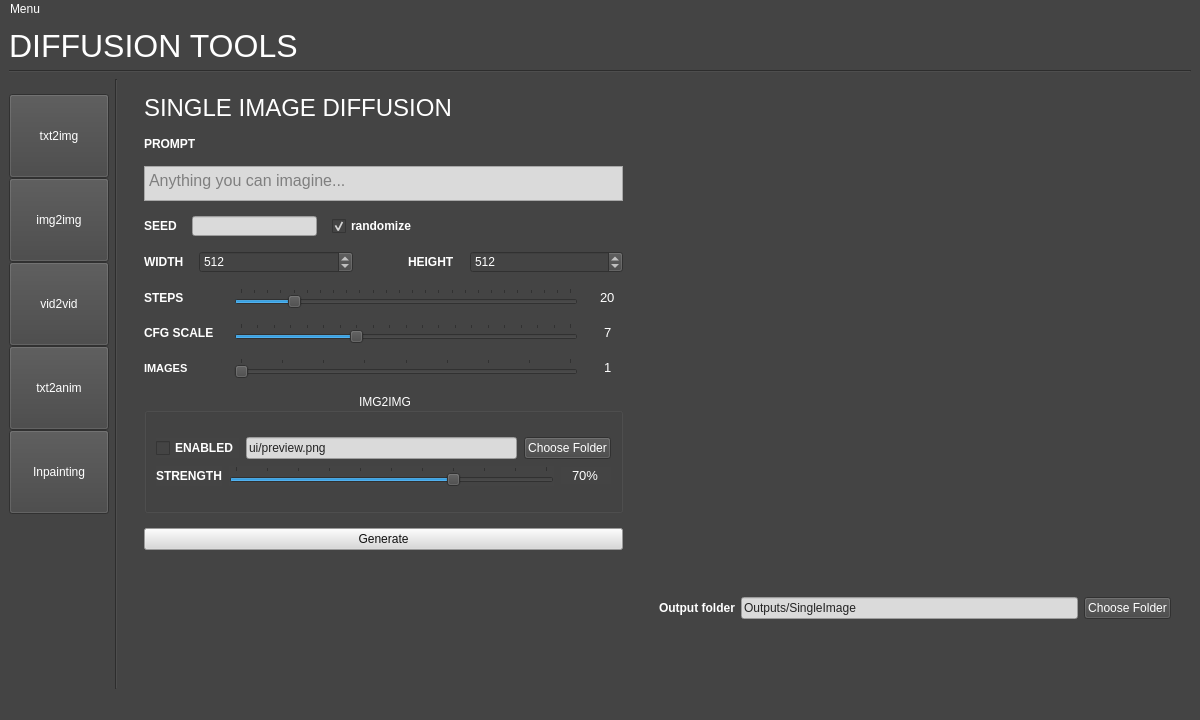
The window that ui/main.ui (TwoDukes/Diffusion-Tools) describes before a commit, drawn with Qt 5.
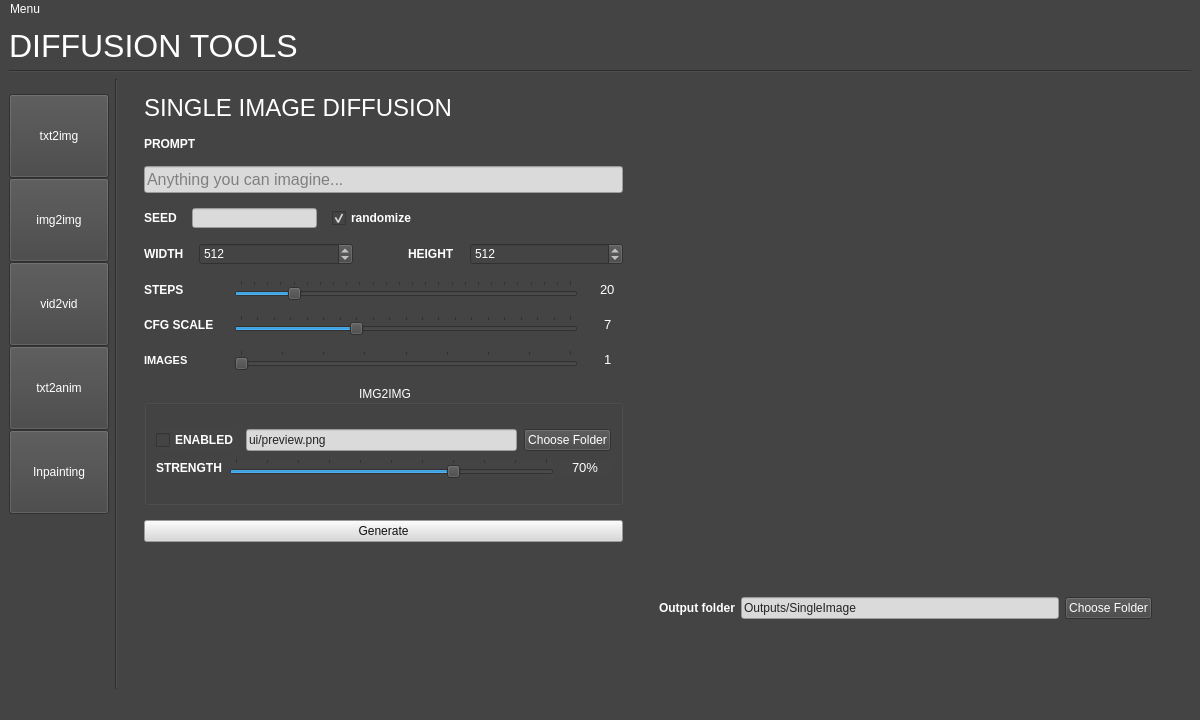
The same window after the commit. Icons and pictures are not drawn.

Patch:
```diff
--- a/ui/main.ui
+++ b/ui/main.ui
@@ -309,19 +309,13 @@
          </widget>
         </item>
         <item>
-         <widget class="QTextEdit" name="promptInput">
+         <widget class="QLineEdit" name="promptInput">
           <property name="sizePolicy">
            <sizepolicy hsizetype="Preferred" vsizetype="Fixed">
             <horstretch>0</horstretch>
             <verstretch>0</verstretch>
            </sizepolicy>
           </property>
-          <property name="maximumSize">
-           <size>
-            <width>16777215</width>
-            <height>35</height>
-           </size>
-          </property>
           <property name="font">
            <font>
             <pointsize>12</pointsize>
@@ -334,15 +328,6 @@
            <string notr="true">background-color: rgb(218, 218, 218);
 color: rgb(35, 35, 35);</string>
           </property>
-          <property name="frameShape">
-           <enum>QFrame::StyledPanel</enum>
-          </property>
-          <property name="frameShadow">
-           <enum>QFrame::Sunken</enum>
-          </property>
-          <property name="tabChangesFocus">
-           <bool>true</bool>
-          </property>
           <property name="placeholderText">
            <string>Anything you can imagine...</string>
           </property>
@@ -444,7 +429,7 @@
             </property>
             <property name="sizeHint" stdset="0">
              <size>
-              <width>310</width>
+              <width>270</width>
               <height>20</height>
              </size>
             </property>
@@ -714,6 +699,12 @@
           </item>
           <item>
            <widget class="QLineEdit" name="scaleValueBox">
+            <property name="sizePolicy">
+             <sizepolicy hsizetype="Minimum" vsizetype="Fixed">
+              <horstretch>0</horstretch>
+              <verstretch>0</verstretch>
+             </sizepolicy>
+            </property>
             <property name="maximumSize">
              <size>
               <width>30</width>
@@ -808,6 +799,12 @@
           </item>
           <item>
            <widget class="QLineEdit" name="imageCountValueBox">
+            <property name="sizePolicy">
+             <sizepolicy hsizetype="Fixed" vsizetype="Fixed">
+              <horstretch>0</horstretch>
+              <verstretch>0</verstretch>
+             </sizepolicy>
+            </property>
             <property name="maximumSize">
              <size>
               <width>30</width>
@@ -873,6 +870,12 @@
                 <layout class="QHBoxLayout" name="horizontalLayout_10">
                  <item>
                   <widget class="QCheckBox" name="img2imgCheckbox">
+                   <property name="sizePolicy">
+                    <sizepolicy hsizetype="Maximum" vsizetype="Fixed">
+                     <horstretch>0</horstretch>
+                     <verstretch>0</verstretch>
+                    </sizepolicy>
+                   </property>
                    <property name="font">
                     <font>
                      <weight>75</weight>
@@ -889,6 +892,12 @@
                  </item>
                  <item>
                   <widget class="QLineEdit" name="img2imgInitPathLineEdit">
+                   <property name="sizePolicy">
+                    <sizepolicy hsizetype="Preferred" vsizetype="Fixed">
+                     <horstretch>0</horstretch>
+                     <verstretch>0</verstretch>
+                    </sizepolicy>
+                   </property>
                    <property name="styleSheet">
                     <string notr="true">background-color: rgb(218, 218, 218);
 color: rgb(35, 35, 35);</string>
@@ -900,6 +909,12 @@
                  </item>
                  <item>
                   <widget class="QPushButton" name="img2imgChoosefolder">
+                   <property name="sizePolicy">
+                    <sizepolicy hsizetype="Maximum" vsizetype="Fixed">
+                     <horstretch>0</horstretch>
+                     <verstretch>0</verstretch>
+                    </sizepolicy>
+                   </property>
                    <property name="text">
                     <string>Choose Folder</string>
                    </property>
@@ -911,6 +926,12 @@
                 <layout class="QHBoxLayout" name="horizontalLayout_13">
                  <item>
                   <widget class="QLabel" name="strengthLabel">
+                   <property name="sizePolicy">
+                    <sizepolicy hsizetype="Maximum" vsizetype="Preferred">
+                     <horstretch>0</horstretch>
+                     <verstretch>0</verstretch>
+                    </sizepolicy>
+                   </property>
                    <property name="font">
                     <font>
                      <weight>75</weight>
@@ -924,6 +945,12 @@
                  </item>
                  <item>
                   <widget class="QSlider" name="strengthSlider">
+                   <property name="sizePolicy">
+                    <sizepolicy hsizetype="Minimum" vsizetype="Fixed">
+                     <horstretch>0</horstretch>
+                     <verstretch>0</verstretch>
+                    </sizepolicy>
+                   </property>
                    <property name="maximum">
                     <number>100</number>
                    </property>
@@ -946,6 +973,12 @@
                  </item>
                  <item>
                   <widget class="QLineEdit" name="strengthValueBox">
+                   <property name="sizePolicy">
+                    <sizepolicy hsizetype="Preferred" vsizetype="Fixed">
+                     <horstretch>0</horstretch>
+                     <verstretch>0</verstretch>
+                    </sizepolicy>
+                   </property>
                    <property name="minimumSize">
                     <size>
                      <width>50</width>
@@ -1080,6 +1113,12 @@
           </item>
           <item>
            <widget class="QLineEdit" name="imageOutputFolderLineEdit">
+            <property name="minimumSize">
+             <size>
+              <width>318</width>
+              <height>0</height>
+             </size>
+            </property>
             <property name="styleSheet">
              <string notr="true">background-color: rgb(218, 218, 218);
 color: rgb(35, 35, 35);</string>
@@ -1096,6 +1135,22 @@
             </property>
            </widget>
           </item>
+          <item>
+           <spacer name="horizontalSpacer_5">
+            <property name="orientation">
+             <enum>Qt::Horizontal</enum>
+            </property>
+            <property name="sizeType">
+             <enum>QSizePolicy::Preferred</enum>
+            </property>
+            <property name="sizeHint" stdset="0">
+             <size>
+              <width>40</width>
+              <height>20</height>
+             </size>
+            </property>
+           </spacer>
+          </item>
          </layout>
         </item>
         <item>
```
Left out of the diff: 22 changed lines with no effect on the pictures. Lines whose indentation alone changed are shown as unchanged.
